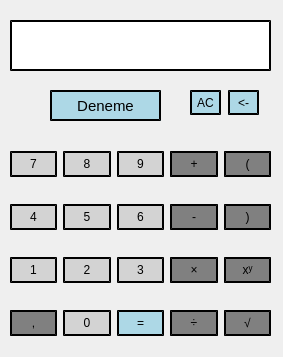
Old version of the form hesap.ui in the repository insanolanbiri/hesap-makinesi-PyQt5.
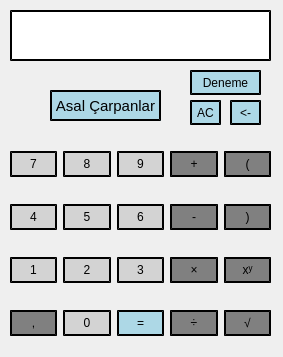
New version of the form.

Commit message: asal de ekleyeyim

```diff
--- a/hesap.ui
+++ b/hesap.ui
@@ -621,7 +621,7 @@
     <property name="geometry">
      <rect>
       <x>10</x>
-      <y>20</y>
+      <y>10</y>
       <width>261</width>
       <height>51</height>
      </rect>
@@ -646,7 +646,7 @@
     <property name="geometry">
      <rect>
       <x>190</x>
-      <y>90</y>
+      <y>100</y>
       <width>31</width>
       <height>25</height>
      </rect>
@@ -671,8 +671,8 @@
    <widget class="QPushButton" name="btn_geri">
     <property name="geometry">
      <rect>
-      <x>228</x>
-      <y>90</y>
+      <x>230</x>
+      <y>100</y>
       <width>31</width>
       <height>25</height>
      </rect>
@@ -707,6 +707,32 @@
      <font>
       <family>Segoe UI</family>
       <pointsize>11</pointsize>
+     </font>
+    </property>
+    <property name="styleSheet">
+     <string notr="true">background-color: lightblue;
+border-style: outset;
+border-width: 2px;
+border-color: black;
+padding: 4px;
+</string>
+    </property>
+    <property name="text">
+     <string>Asal Çarpanlar</string>
+    </property>
+   </widget>
+   <widget class="QPushButton" name="btn_deneme">
+    <property name="geometry">
+     <rect>
+      <x>190</x>
+      <y>70</y>
+      <width>71</width>
+      <height>25</height>
+     </rect>
+    </property>
+    <property name="font">
+     <font>
+      <family>Segoe UI</family>
      </font>
     </property>
     <property name="styleSheet">
```
The commit also changes 1 other file.
